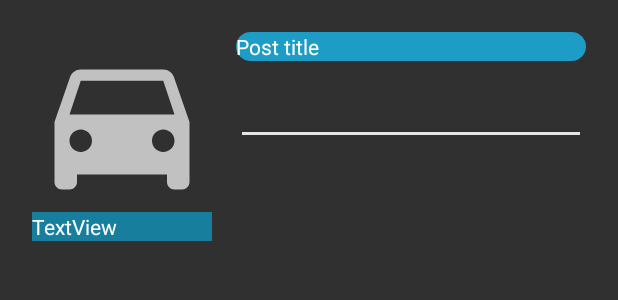
After one commit to MiguelAngel-9k/Moviles-app, an Android app: the layout fragment_publish.xml on its own in the app's theme, with its tools: preview values and no code run, on a phone screen of 412 x 824 dp. The commit adds this screen. Shown: the top 300 px of the screen. Run offline under Robolectric (Android 15) with nearby library versions, the phone set to English and light mode, and no system bars.

Commit message:
publish activity done

```diff
--- /dev/null
+++ b/app/src/main/res/layout/fragment_publish.xml
@@ -0,0 +1,73 @@
+<?xml version="1.0" encoding="utf-8"?>
+<androidx.constraintlayout.widget.ConstraintLayout xmlns:android="http://schemas.android.com/apk/res/android"
+    xmlns:app="http://schemas.android.com/apk/res-auto"
+    xmlns:tools="http://schemas.android.com/tools"
+    android:layout_width="match_parent"
+    android:layout_height="wrap_content"
+    android:layout_margin="5dp"
+    tools:context=".PublishFragment">
+
+    <ImageView
+        android:id="@+id/imageView10"
+        android:layout_width="120dp"
+        android:layout_height="120dp"
+        android:layout_marginStart="16dp"
+        android:layout_marginTop="16dp"
+        android:src="@drawable/ic_directions_car_24"
+        app:layout_constraintStart_toStartOf="parent"
+        app:layout_constraintTop_toTopOf="parent" />
+
+    <TextView
+        android:id="@+id/textView6"
+        style="@style/Theme.MKXAPP.post_title"
+        android:layout_width="0dp"
+        android:layout_height="wrap_content"
+        android:layout_marginBottom="16dp"
+        android:background="@color/dark_blue"
+        android:text="TextView"
+        android:textAlignment="textStart"
+        app:layout_constraintBottom_toBottomOf="parent"
+        app:layout_constraintEnd_toEndOf="@+id/imageView10"
+        app:layout_constraintStart_toStartOf="@+id/imageView10"
+        app:layout_constraintTop_toBottomOf="@+id/imageView10" />
+
+    <FrameLayout
+        android:layout_width="0dp"
+        android:layout_height="5dp"
+        android:background="@color/primary_text"
+        app:layout_constraintEnd_toEndOf="@+id/textView4"
+        app:layout_constraintStart_toStartOf="@+id/textView4"
+        app:layout_constraintTop_toBottomOf="@+id/textView4">
+
+    </FrameLayout>
+
+    <EditText
+        android:id="@+id/editTextTextMultiLine2"
+        style="@style/Theme.MKXAPP.login_edit"
+        android:layout_width="0dp"
+        android:layout_height="wrap_content"
+        android:layout_marginTop="16dp"
+        android:ems="10"
+        android:gravity="start|top"
+        android:inputType="textMultiLine"
+        app:layout_constraintEnd_toEndOf="@+id/editTextTextPersonName"
+        app:layout_constraintStart_toStartOf="@+id/editTextTextPersonName"
+        app:layout_constraintTop_toBottomOf="@+id/editTextTextPersonName" />
+
+    <EditText
+        android:id="@+id/editTextTextPersonName"
+        style="@style/Theme.MKXAPP.login_edit"
+        android:layout_width="0dp"
+        android:layout_height="wrap_content"
+        android:layout_marginStart="16dp"
+        android:layout_marginEnd="16dp"
+        android:background="@drawable/commet_container_rounded"
+        android:backgroundTint="@color/blue"
+        android:ems="10"
+        android:inputType="textPersonName"
+        android:text="@string/post_title"
+        app:layout_constraintEnd_toEndOf="parent"
+        app:layout_constraintStart_toEndOf="@+id/imageView10"
+        app:layout_constraintTop_toTopOf="@+id/imageView10" />
+
+</androidx.constraintlayout.widget.ConstraintLayout>
--- a/app/src/main/res/values/strings.xml
+++ b/app/src/main/res/values/strings.xml
@@ -19,4 +19,5 @@
     <string name="post_button">Post</string>
     <string name="images">Images</string>
     <string name="documents">Documents</string>
+    <string name="post_title">Post title</string>
 </resources>
```
Also changed, not shown: app/src/main/AndroidManifest.xml (+5 -2 lines), app/src/main/java/com/example/mkx_app/PublishActivity.kt (added, +11 -0 lines), app/src/main/java/com/example/mkx_app/PublishFragment.kt (added, +59 -0 lines), app/src/main/res/layout/activity_publish.xml (added, +74 -0 lines).
